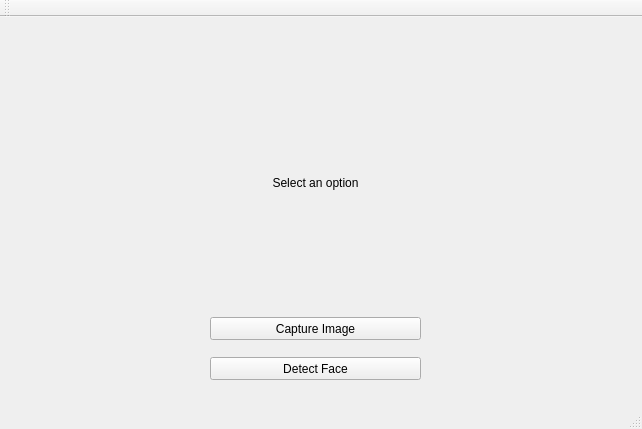
PaperCube/cv-face-recognition-design-2020, file mainwindow.ui: the form before one commit.
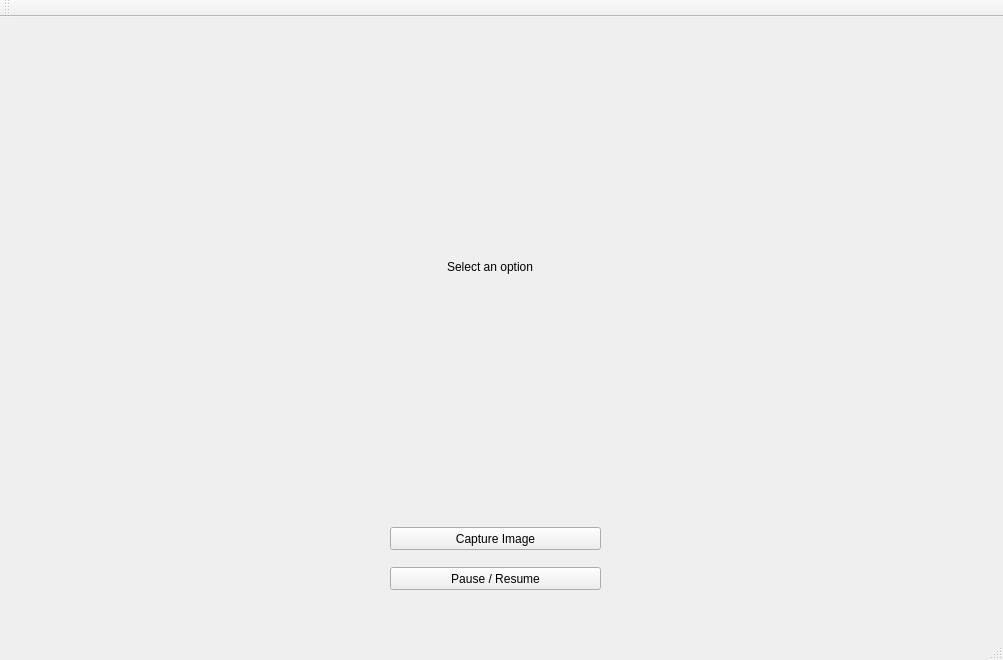
The form after the commit.

Patch:
```diff
--- a/mainwindow.ui
+++ b/mainwindow.ui
@@ -6,8 +6,8 @@
    <rect>
     <x>0</x>
     <y>0</y>
-    <width>642</width>
-    <height>429</height>
+    <width>1003</width>
+    <height>660</height>
    </rect>
   </property>
   <property name="windowTitle">
@@ -17,10 +17,10 @@
    <widget class="QLabel" name="label">
     <property name="geometry">
      <rect>
-      <x>90</x>
-      <y>40</y>
-      <width>451</width>
-      <height>251</height>
+      <x>170</x>
+      <y>10</y>
+      <width>640</width>
+      <height>480</height>
      </rect>
     </property>
     <property name="text">
@@ -33,8 +33,8 @@
    <widget class="QPushButton" name="btnCaptureImage">
     <property name="geometry">
      <rect>
-      <x>210</x>
-      <y>300</y>
+      <x>390</x>
+      <y>510</y>
       <width>211</width>
       <height>23</height>
      </rect>
@@ -46,14 +46,14 @@
    <widget class="QPushButton" name="btnDetectFace">
     <property name="geometry">
      <rect>
-      <x>210</x>
-      <y>340</y>
+      <x>390</x>
+      <y>550</y>
       <width>211</width>
       <height>23</height>
      </rect>
     </property>
     <property name="text">
-     <string>Detect Face</string>
+     <string>Pause / Resume</string>
     </property>
    </widget>
   </widget>
```
Left out of the diff: 4 changed lines with no effect on the pictures.
